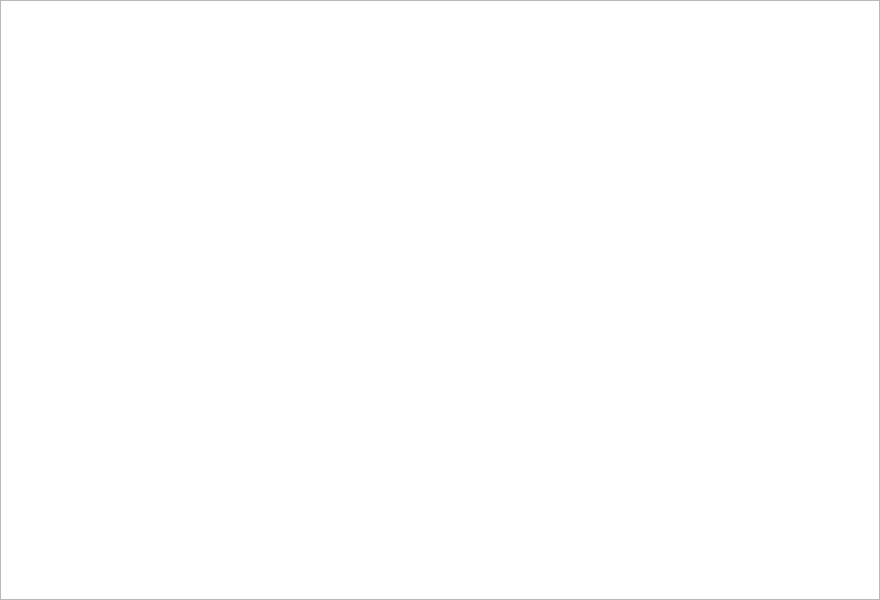
The window that code/mirror/fight_map.ui (simon0xia/mirror) describes before a commit, drawn with Qt 5.
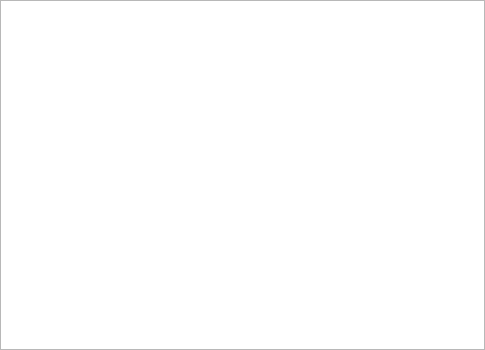
The same window after the commit.

Patch:
```diff
--- a/code/mirror/fight_map.ui
+++ b/code/mirror/fight_map.ui
@@ -6,8 +6,8 @@
    <rect>
     <x>0</x>
     <y>0</y>
-    <width>880</width>
-    <height>600</height>
+    <width>485</width>
+    <height>350</height>
    </rect>
   </property>
   <property name="windowTitle">
```
